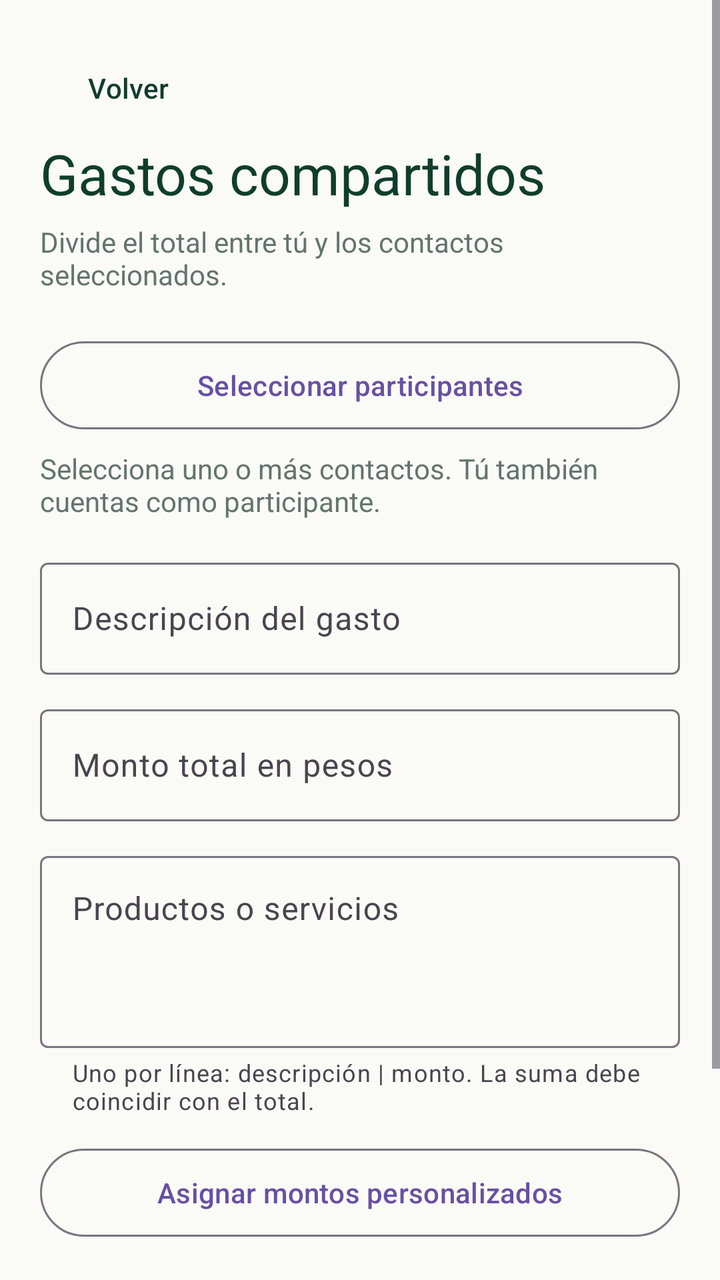
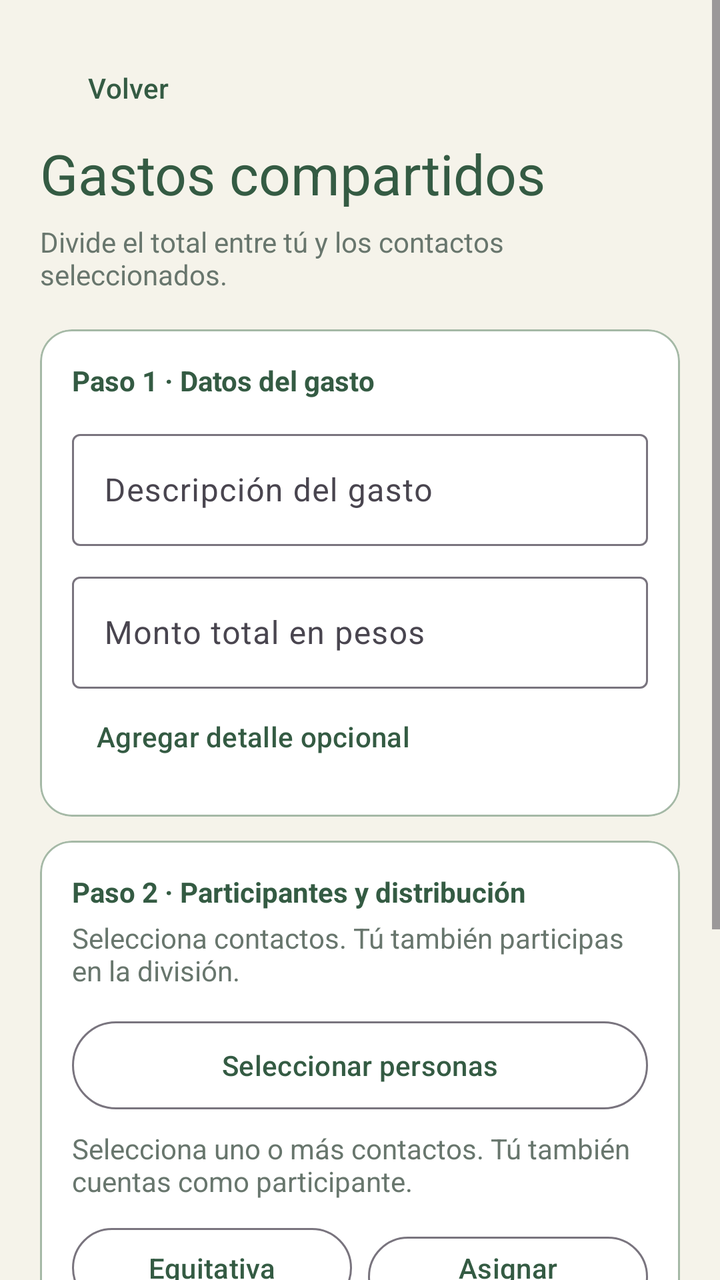

Screens rendered from an Android XML layout before and after an edit, with the pre-edit source and the edit as a unified diff.
<!-- AndroidManifest.xml: application theme Theme.LocalCash -->
<!-- res/layout/activity_gastos_compartidos.xml -->
<?xml version="1.0" encoding="utf-8"?>
<ScrollView xmlns:android="http://schemas.android.com/apk/res/android"
    xmlns:app="http://schemas.android.com/apk/res-auto"
    android:layout_width="match_parent"
    android:layout_height="match_parent"
    android:background="@color/lc_warm_background"
    android:fillViewport="true">
    <LinearLayout android:layout_width="match_parent" android:layout_height="wrap_content" android:orientation="vertical" android:padding="20dp">
        <com.google.android.material.button.MaterialButton android:id="@+id/button_back_shared" style="@style/Widget.Material3.Button.TextButton" android:layout_width="wrap_content" android:layout_height="48dp" android:text="@string/action_back" android:textColor="@color/lc_green_dark" />
        <TextView style="@style/TextAppearance.Material3.HeadlineMedium" android:layout_width="wrap_content" android:layout_height="wrap_content" android:text="@string/shared_title" android:textColor="@color/lc_green_dark" />
        <TextView android:layout_width="match_parent" android:layout_height="wrap_content" android:layout_marginTop="6dp" android:text="@string/shared_subtitle" android:textColor="@color/lc_text_secondary" />
        <com.google.android.material.button.MaterialButton android:id="@+id/button_select_shared_contacts" style="@style/Widget.Material3.Button.OutlinedButton" android:layout_width="match_parent" android:layout_height="52dp" android:layout_marginTop="20dp" android:text="@string/action_select_shared_contacts" />
        <TextView android:id="@+id/text_shared_contacts" android:layout_width="match_parent" android:layout_height="wrap_content" android:layout_marginTop="6dp" android:text="@string/shared_contacts_none" android:textColor="@color/lc_text_secondary" />
        <com.google.android.material.textfield.TextInputLayout style="@style/Widget.Material3.TextInputLayout.OutlinedBox" android:layout_width="match_parent" android:layout_height="wrap_content" android:layout_marginTop="16dp" android:hint="@string/shared_description_hint">
            <com.google.android.material.textfield.TextInputEditText android:id="@+id/input_shared_description" android:layout_width="match_parent" android:layout_height="56dp" android:inputType="textCapSentences" />
        </com.google.android.material.textfield.TextInputLayout>
        <com.google.android.material.textfield.TextInputLayout style="@style/Widget.Material3.TextInputLayout.OutlinedBox" android:layout_width="match_parent" android:layout_height="wrap_content" android:layout_marginTop="12dp" android:hint="@string/shared_total_hint" app:prefixText="$ ">
            <com.google.android.material.textfield.TextInputEditText android:id="@+id/input_shared_total" android:layout_width="match_parent" android:layout_height="56dp" android:inputType="number" />
        </com.google.android.material.textfield.TextInputLayout>
        <com.google.android.material.textfield.TextInputLayout style="@style/Widget.Material3.TextInputLayout.OutlinedBox" android:layout_width="match_parent" android:layout_height="wrap_content" android:layout_marginTop="12dp" android:hint="@string/shared_detail_hint" app:helperText="@string/shared_detail_helper">
            <com.google.android.material.textfield.TextInputEditText android:id="@+id/input_shared_details" android:layout_width="match_parent" android:layout_height="96dp" android:gravity="top" android:inputType="textMultiLine" />
        </com.google.android.material.textfield.TextInputLayout>
        <com.google.android.material.button.MaterialButton android:id="@+id/button_custom_allocation" style="@style/Widget.Material3.Button.OutlinedButton" android:layout_width="match_parent" android:layout_height="52dp" android:layout_marginTop="12dp" android:text="@string/action_custom_allocation" />
        <com.google.android.material.button.MaterialButton android:id="@+id/button_add_shared" android:layout_width="match_parent" android:layout_height="52dp" android:layout_marginTop="16dp" android:text="@string/action_split_expense" app:backgroundTint="@color/lc_orange_earth" />
        <TextView android:layout_width="wrap_content" android:layout_height="wrap_content" android:layout_marginTop="24dp" android:text="@string/shared_debts_title" android:textColor="@color/lc_text_primary" android:textSize="18sp" android:textStyle="bold" />
        <LinearLayout android:id="@+id/list_shared" android:layout_width="match_parent" android:layout_height="wrap_content" android:layout_marginTop="8dp" android:orientation="vertical" />
    </LinearLayout>
</ScrollView>
<!-- resources referenced by this layout -->
<resources>
  <color name="lc_green_dark">#103D2D</color>
  <color name="lc_orange_earth">#C7653E</color>
  <color name="lc_text_primary">#20352E</color>
  <color name="lc_text_secondary">#64746D</color>
  <color name="lc_warm_background">#FAFAF6</color>
  <string name="action_back">Volver</string>
  <string name="action_custom_allocation">Asignar montos personalizados</string>
  <string name="action_select_shared_contacts">Seleccionar participantes</string>
  <string name="action_split_expense">Dividir y asignar deuda</string>
  <string name="shared_contacts_none">Selecciona uno o más contactos. Tú también cuentas como participante.</string>
  <string name="shared_debts_title">Deudas pendientes</string>
  <string name="shared_description_hint">Descripción del gasto</string>
  <string name="shared_detail_helper">Uno por línea: descripción | monto. La suma debe coincidir con el total.</string>
  <string name="shared_detail_hint">Productos o servicios</string>
  <string name="shared_subtitle">Divide el total entre tú y los contactos seleccionados.</string>
  <string name="shared_title">Gastos compartidos</string>
  <string name="shared_total_hint">Monto total en pesos</string>
  <style name="Theme.LocalCash" parent="Base.Theme.LocalCash" />
  <style name="Base.Theme.LocalCash" parent="Theme.Material3.DayNight.NoActionBar">
          
          
      </style>
</resources>

<!-- the commit's change to res/layout/activity_gastos_compartidos.xml (unified diff, before → after) -->
@@ -9,20 +9,12 @@
         <com.google.android.material.button.MaterialButton android:id="@+id/button_back_shared" style="@style/Widget.Material3.Button.TextButton" android:layout_width="wrap_content" android:layout_height="48dp" android:text="@string/action_back" android:textColor="@color/lc_green_dark" />
         <TextView style="@style/TextAppearance.Material3.HeadlineMedium" android:layout_width="wrap_content" android:layout_height="wrap_content" android:text="@string/shared_title" android:textColor="@color/lc_green_dark" />
         <TextView android:layout_width="match_parent" android:layout_height="wrap_content" android:layout_marginTop="6dp" android:text="@string/shared_subtitle" android:textColor="@color/lc_text_secondary" />
-        <com.google.android.material.button.MaterialButton android:id="@+id/button_select_shared_contacts" style="@style/Widget.Material3.Button.OutlinedButton" android:layout_width="match_parent" android:layout_height="52dp" android:layout_marginTop="20dp" android:text="@string/action_select_shared_contacts" />
-        <TextView android:id="@+id/text_shared_contacts" android:layout_width="match_parent" android:layout_height="wrap_content" android:layout_marginTop="6dp" android:text="@string/shared_contacts_none" android:textColor="@color/lc_text_secondary" />
-        <com.google.android.material.textfield.TextInputLayout style="@style/Widget.Material3.TextInputLayout.OutlinedBox" android:layout_width="match_parent" android:layout_height="wrap_content" android:layout_marginTop="16dp" android:hint="@string/shared_description_hint">
-            <com.google.android.material.textfield.TextInputEditText android:id="@+id/input_shared_description" android:layout_width="match_parent" android:layout_height="56dp" android:inputType="textCapSentences" />
-        </com.google.android.material.textfield.TextInputLayout>
-        <com.google.android.material.textfield.TextInputLayout style="@style/Widget.Material3.TextInputLayout.OutlinedBox" android:layout_width="match_parent" android:layout_height="wrap_content" android:layout_marginTop="12dp" android:hint="@string/shared_total_hint" app:prefixText="$ ">
-            <com.google.android.material.textfield.TextInputEditText android:id="@+id/input_shared_total" android:layout_width="match_parent" android:layout_height="56dp" android:inputType="number" />
-        </com.google.android.material.textfield.TextInputLayout>
-        <com.google.android.material.textfield.TextInputLayout style="@style/Widget.Material3.TextInputLayout.OutlinedBox" android:layout_width="match_parent" android:layout_height="wrap_content" android:layout_marginTop="12dp" android:hint="@string/shared_detail_hint" app:helperText="@string/shared_detail_helper">
-            <com.google.android.material.textfield.TextInputEditText android:id="@+id/input_shared_details" android:layout_width="match_parent" android:layout_height="96dp" android:gravity="top" android:inputType="textMultiLine" />
-        </com.google.android.material.textfield.TextInputLayout>
-        <com.google.android.material.button.MaterialButton android:id="@+id/button_custom_allocation" style="@style/Widget.Material3.Button.OutlinedButton" android:layout_width="match_parent" android:layout_height="52dp" android:layout_marginTop="12dp" android:text="@string/action_custom_allocation" />
-        <com.google.android.material.button.MaterialButton android:id="@+id/button_add_shared" android:layout_width="match_parent" android:layout_height="52dp" android:layout_marginTop="16dp" android:text="@string/action_split_expense" app:backgroundTint="@color/lc_orange_earth" />
+        <com.google.android.material.card.MaterialCardView android:layout_width="match_parent" android:layout_height="wrap_content" android:layout_marginTop="18dp" app:cardBackgroundColor="@color/lc_surface" app:cardCornerRadius="16dp" app:cardElevation="0dp" app:strokeColor="@color/lc_sage_outline" app:strokeWidth="1dp"><LinearLayout android:layout_width="match_parent" android:layout_height="wrap_content" android:orientation="vertical" android:padding="16dp"><TextView android:layout_width="wrap_content" android:layout_height="wrap_content" android:text="@string/shared_step_one_title" android:textColor="@color/lc_text_primary" android:textStyle="bold" /><com.google.android.material.textfield.TextInputLayout style="@style/Widget.Material3.TextInputLayout.OutlinedBox" android:layout_width="match_parent" android:layout_height="wrap_content" android:layout_marginTop="12dp" android:hint="@string/shared_description_hint"><com.google.android.material.textfield.TextInputEditText android:id="@+id/input_shared_description" android:layout_width="match_parent" android:layout_height="56dp" android:inputType="textCapSentences" /></com.google.android.material.textfield.TextInputLayout><com.google.android.material.textfield.TextInputLayout style="@style/Widget.Material3.TextInputLayout.OutlinedBox" android:layout_width="match_parent" android:layout_height="wrap_content" android:layout_marginTop="10dp" android:hint="@string/shared_total_hint" app:prefixText="$ "><com.google.android.material.textfield.TextInputEditText android:id="@+id/input_shared_total" android:layout_width="match_parent" android:layout_height="56dp" android:inputType="number" /></com.google.android.material.textfield.TextInputLayout><com.google.android.material.button.MaterialButton android:id="@+id/button_toggle_shared_detail" style="@style/Widget.Material3.Button.TextButton" android:layout_width="wrap_content" android:layout_height="48dp" android:text="@string/action_add_shared_detail" android:textColor="@color/lc_green_dark" /><LinearLayout android:id="@+id/container_shared_details" android:layout_width="match_parent" android:layout_height="wrap_content" android:orientation="vertical" android:visibility="gone"><com.google.android.material.textfield.TextInputLayout style="@style/Widget.Material3.TextInputLayout.OutlinedBox" android:layout_width="match_parent" android:layout_height="wrap_content" android:hint="@string/shared_detail_hint" app:helperText="@string/shared_detail_helper"><com.google.android.material.textfield.TextInputEditText android:id="@+id/input_shared_details" android:layout_width="match_parent" android:layout_height="96dp" android:gravity="top" android:inputType="textMultiLine" /></com.google.android.material.textfield.TextInputLayout></LinearLayout></LinearLayout></com.google.android.material.card.MaterialCardView>
+        <com.google.android.material.card.MaterialCardView android:layout_width="match_parent" android:layout_height="wrap_content" android:layout_marginTop="12dp" app:cardBackgroundColor="@color/lc_surface" app:cardCornerRadius="16dp" app:cardElevation="0dp" app:strokeColor="@color/lc_sage_outline" app:strokeWidth="1dp"><LinearLayout android:layout_width="match_parent" android:layout_height="wrap_content" android:orientation="vertical" android:padding="16dp"><TextView android:layout_width="wrap_content" android:layout_height="wrap_content" android:text="@string/shared_step_two_title" android:textColor="@color/lc_text_primary" android:textStyle="bold" /><TextView android:layout_width="match_parent" android:layout_height="wrap_content" android:layout_marginTop="4dp" android:text="@string/shared_step_two_description" android:textColor="@color/lc_text_secondary" /><com.google.android.material.button.MaterialButton android:id="@+id/button_select_shared_contacts" style="@style/Widget.Material3.Button.OutlinedButton" android:layout_width="match_parent" android:layout_height="52dp" android:layout_marginTop="12dp" android:text="@string/action_select_shared_contacts" /><TextView android:id="@+id/text_shared_contacts" android:layout_width="match_parent" android:layout_height="wrap_content" android:layout_marginTop="6dp" android:text="@string/shared_contacts_none" android:textColor="@color/lc_text_secondary" /><LinearLayout android:layout_width="match_parent" android:layout_height="wrap_content" android:layout_marginTop="10dp" android:orientation="horizontal"><com.google.android.material.button.MaterialButton android:id="@+id/button_equal_allocation" style="@style/Widget.Material3.Button.OutlinedButton" android:layout_width="0dp" android:layout_height="48dp" android:layout_marginEnd="4dp" android:layout_weight="1" android:text="@string/action_equal_allocation" /><com.google.android.material.button.MaterialButton android:id="@+id/button_custom_allocation" style="@style/Widget.Material3.Button.OutlinedButton" android:layout_width="0dp" android:layout_height="48dp" android:layout_marginStart="4dp" android:layout_weight="1" android:text="@string/action_custom_allocation" /></LinearLayout><TextView android:id="@+id/text_shared_distribution" android:layout_width="match_parent" android:layout_height="wrap_content" android:layout_marginTop="6dp" android:text="@string/shared_distribution_equal" android:textColor="@color/lc_text_secondary" /></LinearLayout></com.google.android.material.card.MaterialCardView>
+        <com.google.android.material.button.MaterialButton android:id="@+id/button_add_shared" android:layout_width="match_parent" android:layout_height="52dp" android:layout_marginTop="14dp" android:text="@string/action_review_shared" app:backgroundTint="@color/lc_orange_earth" />
+        <com.google.android.material.card.MaterialCardView android:id="@+id/card_shared_confirmation" android:layout_width="match_parent" android:layout_height="wrap_content" android:layout_marginTop="12dp" android:visibility="gone" app:cardBackgroundColor="@color/lc_surface" app:cardCornerRadius="16dp" app:cardElevation="0dp" app:strokeColor="@color/lc_sage_outline" app:strokeWidth="1dp"><LinearLayout android:layout_width="match_parent" android:layout_height="wrap_content" android:orientation="vertical" android:padding="16dp"><TextView android:layout_width="wrap_content" android:layout_height="wrap_content" android:text="@string/shared_step_three_title" android:textColor="@color/lc_text_primary" android:textStyle="bold" /><TextView android:id="@+id/text_shared_confirmation" android:layout_width="match_parent" android:layout_height="wrap_content" android:layout_marginTop="10dp" android:textColor="@color/lc_text_secondary" /><LinearLayout android:layout_width="match_parent" android:layout_height="wrap_content" android:layout_marginTop="10dp" android:gravity="end" android:orientation="horizontal"><com.google.android.material.button.MaterialButton android:id="@+id/button_cancel_shared_confirmation" style="@style/Widget.Material3.Button.TextButton" android:layout_width="wrap_content" android:layout_height="48dp" android:text="@string/action_cancel" /><com.google.android.material.button.MaterialButton android:id="@+id/button_confirm_shared" android:layout_width="wrap_content" android:layout_height="48dp" android:layout_marginStart="6dp" android:text="@string/action_confirm_shared" app:backgroundTint="@color/lc_green_dark" /></LinearLayout></LinearLayout></com.google.android.material.card.MaterialCardView>
         <TextView android:layout_width="wrap_content" android:layout_height="wrap_content" android:layout_marginTop="24dp" android:text="@string/shared_debts_title" android:textColor="@color/lc_text_primary" android:textSize="18sp" android:textStyle="bold" />
-        <LinearLayout android:id="@+id/list_shared" android:layout_width="match_parent" android:layout_height="wrap_content" android:layout_marginTop="8dp" android:orientation="vertical" />
+        <com.google.android.material.button.MaterialButton android:id="@+id/button_toggle_shared_debts" style="@style/Widget.Material3.Button.TextButton" android:layout_width="wrap_content" android:layout_height="48dp" android:text="@string/action_show_shared_debts" android:textColor="@color/lc_green_dark" />
+        <LinearLayout android:id="@+id/container_shared_debts" android:layout_width="match_parent" android:layout_height="wrap_content" android:orientation="vertical" android:visibility="gone"><LinearLayout android:layout_width="match_parent" android:layout_height="wrap_content" android:layout_marginTop="2dp" android:orientation="horizontal"><com.google.android.material.button.MaterialButton android:id="@+id/button_filter_shared_pending" style="@style/Widget.Material3.Button.OutlinedButton" android:layout_width="0dp" android:layout_height="48dp" android:layout_marginEnd="4dp" android:layout_weight="1" android:text="@string/shared_filter_pending" /><com.google.android.material.button.MaterialButton android:id="@+id/button_filter_shared_paid" style="@style/Widget.Material3.Button.OutlinedButton" android:layout_width="0dp" android:layout_height="48dp" android:layout_marginStart="4dp" android:layout_weight="1" android:text="@string/shared_filter_paid" /></LinearLayout><LinearLayout android:id="@+id/list_shared" android:layout_width="match_parent" android:layout_height="wrap_content" android:layout_marginTop="8dp" android:orientation="vertical" /></LinearLayout>
     </LinearLayout>
 </ScrollView>
<!-- resource entries referenced after the edit -->
@@ -1,26 +1,49 @@
 <!-- resources referenced by this layout -->
 <resources>
-  <color name="lc_green_dark">#103D2D</color>
-  <color name="lc_orange_earth">#C7653E</color>
-  <color name="lc_text_primary">#20352E</color>
-  <color name="lc_text_secondary">#64746D</color>
-  <color name="lc_warm_background">#FAFAF6</color>
+  <color name="lc_green_dark">#345B43</color>
+  <color name="lc_orange_earth">#A75E42</color>
+  <color name="lc_sage_outline">#A5B9A6</color>
+  <color name="lc_surface">#FFFFFFFF</color>
+  <color name="lc_text_primary">#345B43</color>
+  <color name="lc_text_secondary">#68766D</color>
+  <color name="lc_warm_background">#F5F3EA</color>
+  <string name="action_add_shared_detail">Agregar detalle opcional</string>
   <string name="action_back">Volver</string>
+  <string name="action_cancel">Cancelar</string>
+  <string name="action_confirm_shared">Confirmar</string>
   <string name="action_custom_allocation">Asignar montos personalizados</string>
-  <string name="action_select_shared_contacts">Seleccionar participantes</string>
-  <string name="action_split_expense">Dividir y asignar deuda</string>
+  <string name="action_equal_allocation">Equitativa</string>
+  <string name="action_review_shared">Revisar división</string>
+  <string name="action_select_shared_contacts">Seleccionar personas</string>
+  <string name="action_show_shared_debts">Ver deudas</string>
   <string name="shared_contacts_none">Selecciona uno o más contactos. Tú también cuentas como participante.</string>
   <string name="shared_debts_title">Deudas pendientes</string>
   <string name="shared_description_hint">Descripción del gasto</string>
   <string name="shared_detail_helper">Uno por línea: descripción | monto. La suma debe coincidir con el total.</string>
   <string name="shared_detail_hint">Productos o servicios</string>
+  <string name="shared_distribution_equal">División equitativa entre contactos y tú.</string>
+  <string name="shared_filter_paid">Pagadas</string>
+  <string name="shared_filter_pending">Pendientes</string>
+  <string name="shared_step_one_title">Paso 1 · Datos del gasto</string>
+  <string name="shared_step_three_title">Paso 3 · Confirma la división</string>
+  <string name="shared_step_two_description">Selecciona contactos. Tú también participas en la división.</string>
+  <string name="shared_step_two_title">Paso 2 · Participantes y distribución</string>
   <string name="shared_subtitle">Divide el total entre tú y los contactos seleccionados.</string>
   <string name="shared_title">Gastos compartidos</string>
   <string name="shared_total_hint">Monto total en pesos</string>
   <style name="Theme.LocalCash" parent="Base.Theme.LocalCash" />
   <style name="Base.Theme.LocalCash" parent="Theme.Material3.DayNight.NoActionBar">
-          
-          
+          <item name="colorPrimary">@color/lc_green_dark</item>
+          <item name="colorOnPrimary">@color/lc_on_primary</item>
+          <item name="colorSecondary">@color/lc_orange_earth</item>
+          <item name="colorSurface">@color/lc_surface</item>
+          <item name="colorOnSurface">@color/lc_text_primary</item>
+          <item name="colorSurfaceVariant">@color/lc_warm_background</item>
+          <item name="android:windowLightStatusBar">true</item>
+          <item name="android:windowLightNavigationBar">true</item>
+          <item name="android:statusBarColor">@color/lc_warm_background</item>
+          <item name="android:navigationBarColor">@color/lc_surface</item>
       </style>
+  <color name="lc_on_primary">#FFFFFFFF</color>
 </resources>
 
